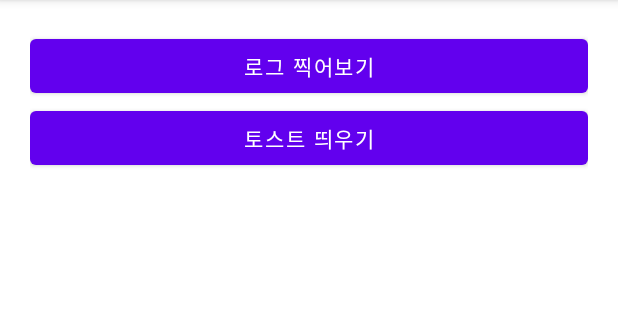
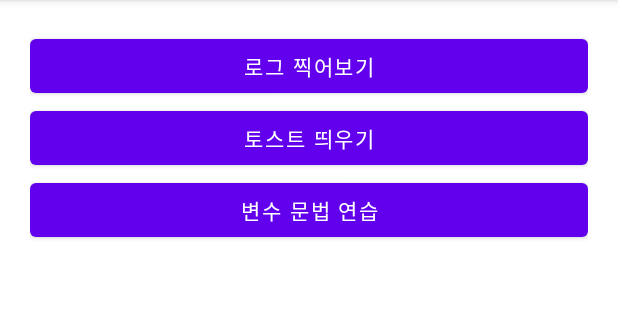
Before and after one commit to esmeontheblock/KotlinBasic, an Android app: the screen it shows after launch (MainActivity), on a phone screen of 412 x 824 dp, the part 84-404 px from its top. Run offline under Robolectric (Android 15) with nearby library versions, the phone set to English and light mode, and no system bars.

Commit message:
var / val 만들고 대입해보기  - val은 한번만 대입 가능

```diff
--- a/app/src/main/res/layout/activity_main.xml
+++ b/app/src/main/res/layout/activity_main.xml
@@ -21,6 +21,12 @@
         android:layout_height="wrap_content"
         android:text="토스트 띄우기"/>
 
+    <Button
+        android:id="@+id/btnVariablePractice"
+        android:layout_width="match_parent"
+        android:layout_height="wrap_content"
+        android:text="변수 문법 연습"/>
+
 
 
 </LinearLayout>
```
Also changed, not shown: app/src/main/java/com/example/kotlinbasic/MainActivity.kt (+13 -0 lines).
